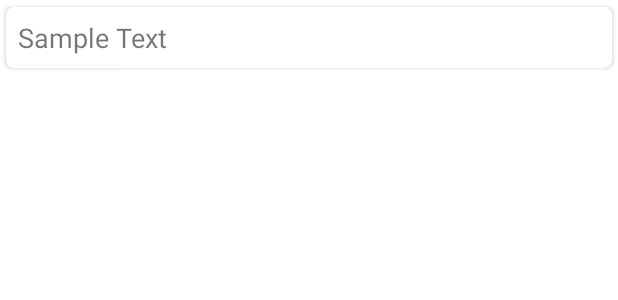
After one commit to riabhattacharya02/albums-list, an Android app: the layout album_list_item.xml on its own in the app's theme, with its tools: preview values and no code run, on a phone screen of 412 x 824 dp. The commit adds this screen. Shown: the top 300 px of the screen. Run offline under Robolectric (Android 15) with nearby library versions, the phone set to English and light mode, and no system bars.

Commit message:
Add Koin dependency injextion and connect with service to load list of albums

```diff
--- a/app/build.gradle
+++ b/app/build.gradle
@@ -50,6 +50,9 @@ dependencies {
     implementation "org.jetbrains.kotlinx:kotlinx-coroutines-core:$coroutines_version"
     implementation "org.jetbrains.kotlinx:kotlinx-coroutines-android:$coroutines_version"
 
+    implementation 'org.koin:koin-android:2.1.3'
+    implementation 'org.koin:koin-android-viewmodel:2.1.3'
+
     implementation "com.google.dagger:dagger:$daggerVersion"
     implementation "com.google.dagger:dagger-android-support:$daggerVersion"
     implementation 'androidx.legacy:legacy-support-v4:1.0.0'
@@ -66,6 +69,7 @@ dependencies {
     implementation 'com.google.android.material:material:1.4.0'
     implementation 'androidx.constraintlayout:constraintlayout:2.1.1'
     testImplementation 'junit:junit:4.+'
+    testImplementation 'org.koin:koin-test:2.1.0'
     androidTestImplementation 'androidx.test.ext:junit:1.1.3'
     androidTestImplementation 'androidx.test.espresso:espresso-core:3.4.0'
 }
--- a/app/src/main/AndroidManifest.xml
+++ b/app/src/main/AndroidManifest.xml
@@ -2,7 +2,10 @@
 <manifest xmlns:android="http://schemas.android.com/apk/res/android"
     package="com.home.albums">
 
+    <uses-permission android:name="android.permission.INTERNET"/>
+
     <application
+        android:name=".AlbumApplication"
         android:allowBackup="true"
         android:icon="@mipmap/ic_launcher"
         android:label="@string/app_name"
--- /dev/null
+++ b/app/src/main/res/layout/album_list_item.xml
@@ -0,0 +1,31 @@
+<?xml version="1.0" encoding="utf-8"?>
+<androidx.cardview.widget.CardView xmlns:android="http://schemas.android.com/apk/res/android"
+    xmlns:app="http://schemas.android.com/apk/res-auto"
+    xmlns:tools="http://schemas.android.com/tools"
+    android:id="@+id/albumCardView"
+    android:layout_width="match_parent"
+    android:layout_height="@dimen/card_layout_height"
+    app:cardCornerRadius="5dp"
+    app:cardElevation="2dp"
+    app:cardUseCompatPadding="true">
+
+    <androidx.constraintlayout.widget.ConstraintLayout
+        android:layout_width="match_parent"
+        android:layout_height="match_parent">
+
+        <TextView
+            android:id="@+id/albumTitle"
+            style="@style/Title"
+            android:layout_width="0dp"
+            android:layout_height="wrap_content"
+            android:ellipsize="end"
+            android:maxLines="1"
+            android:padding="8dp"
+            app:layout_constraintBottom_toBottomOf="parent"
+            app:layout_constraintEnd_toEndOf="parent"
+            app:layout_constraintStart_toStartOf="parent"
+            app:layout_constraintTop_toTopOf="parent"
+            tools:text="Sample Text" />
+
+    </androidx.constraintlayout.widget.ConstraintLayout>
+</androidx.cardview.widget.CardView>
--- a/app/src/main/res/layout/fragment_album.xml
+++ b/app/src/main/res/layout/fragment_album.xml
@@ -16,7 +16,7 @@
         app:layout_constraintTop_toTopOf="parent" />
 
     <ProgressBar
-        android:id="@+id/loadingView"
+        android:id="@+id/progress_bar"
         style="?android:attr/progressBarStyle"
         android:layout_width="wrap_content"
         android:layout_height="wrap_content"
--- /dev/null
+++ b/app/src/main/res/values/dimens.xml
@@ -0,0 +1,4 @@
+<?xml version="1.0" encoding="utf-8"?>
+<resources>
+    <dimen name="card_layout_height">50dp</dimen>
+</resources>
--- a/app/src/main/res/values/strings.xml
+++ b/app/src/main/res/values/strings.xml
@@ -1,3 +1,3 @@
 <resources>
-    <string name="app_name">albums-list</string>
+    <string name="app_name">Top Albums</string>
 </resources>
--- /dev/null
+++ b/app/src/main/res/values/styles.xml
@@ -0,0 +1,6 @@
+<?xml version="1.0" encoding="utf-8"?>
+<resources>
+    <style name="Title">
+        <item name="android:textSize">18dp</item>
+    </style>
+</resources>
```
Also changed, not shown: app/src/main/java/com/home/albums/AlbumApplication.kt (added, +16 -0 lines), app/src/main/java/com/home/albums/framework/di/AppModule.kt (added, +21 -0 lines), app/src/main/java/com/home/albums/framework/viewmodel/AlbumListViewModel.kt (added, +27 -0 lines), app/src/main/java/com/home/albums/presentation/AlbumFragment.kt (+32 -35 lines), app/src/main/java/com/home/albums/presentation/AlbumsListAdapter.kt (added, +38 -0 lines), app/src/main/java/com/home/albums/util/CoroutineContextProvider.kt (added, +9 -0 lines).
